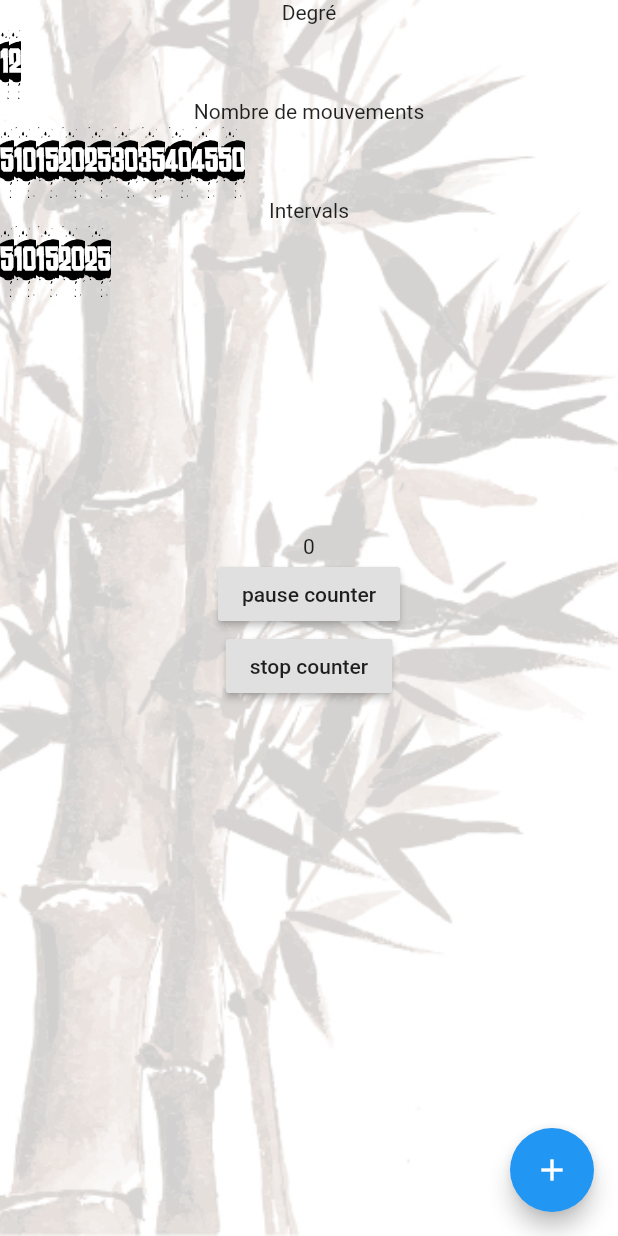
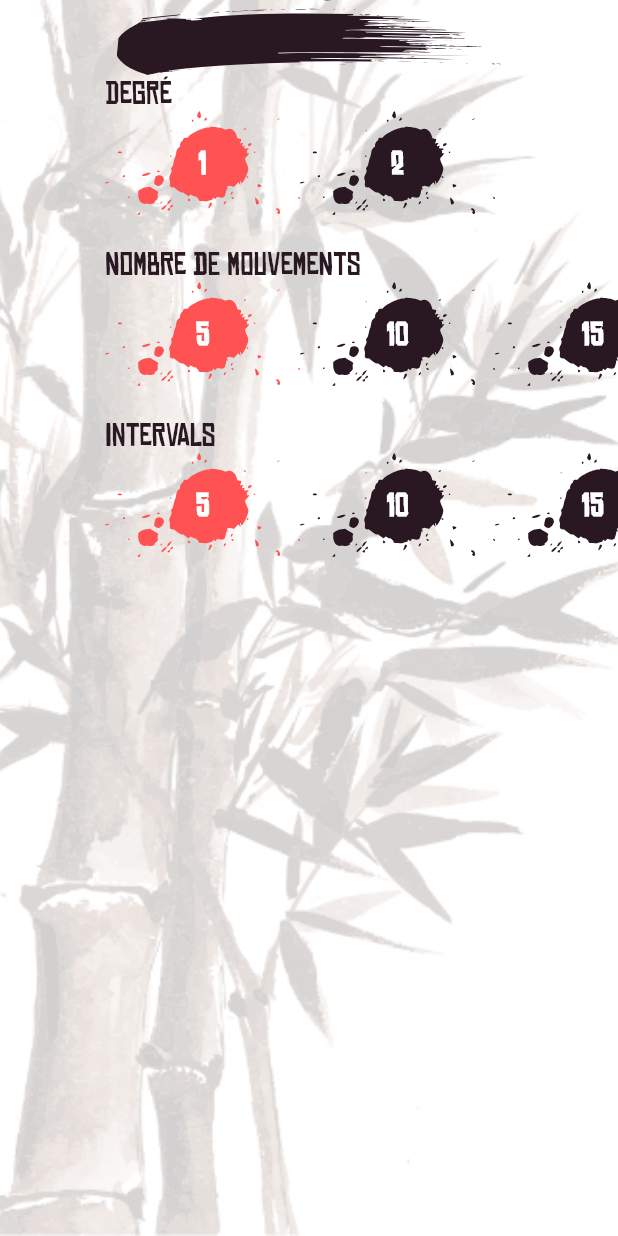
Before and after one commit to HYannick/PwtsApp, a Flutter app: the screen it shows after launch, on a phone screen of 412 x 824 dp. Run offline on Flutter 3.47's test engine with Material 2 defaults, Android fonts, the light colour scheme and no system bars; our stand-ins replace flutter_svg.

Commit message:
adding stuffs and removing stuffs

```diff
--- a/lib/main.dart
+++ b/lib/main.dart
@@ -14,23 +14,22 @@ class MyApp extends StatelessWidget {
       theme: ThemeData(
         primarySwatch: Colors.blue,
       ),
-      home: MyHomePage(title: 'Flutter Demo Home Page'),
+      home: MyHomePage(),
     );
   }
 }
 
 class MyHomePage extends StatefulWidget {
-  MyHomePage({Key key, this.title}) : super(key: key);
-
-  final String title;
-
+  MyHomePage({Key key}) : super(key: key);
   @override
   _MyHomePageState createState() => _MyHomePageState();
 }
 
 class _MyHomePageState extends State<MyHomePage> {
   int _counter = 0;
-
+  static Color mainBrown = Color.fromRGBO(41, 23, 34, 1.0);
+  TextStyle titleStyle =
+      TextStyle(color: mainBrown, fontSize: 20.0, fontFamily: 'CN Rocks');
   Map<String, dynamic> options = {
     "degrees": [1, 2],
     "nbStances": [5, 10, 15, 20, 25, 30, 35, 40, 45, 50],
@@ -58,6 +57,13 @@ class _MyHomePageState extends State<MyHomePage> {
     });
   }
 
+  void onSelectedItem(int index, List list) {
+    print('selectedIndex');
+    print(index);
+    print('list');
+    print(list);
+  }
+
   @override
   Widget build(BuildContext context) {
     return Scaffold(
@@ -70,60 +76,114 @@ class _MyHomePageState extends State<MyHomePage> {
           )),
           SafeArea(
             child: Column(
+              crossAxisAlignment: CrossAxisAlignment.start,
               children: <Widget>[
-                Text('Degré'),
-                _buildLists(list: options['degrees']),
-                Text('Nombre de mouvements'),
-                _buildLists(list: options['nbStances']),
-                Text('Intervals'),
-                _buildLists(list: options['nbIntervals']),
-              ],
+                SvgPicture.asset(
+                  'assets/brush_trace.svg',
+                  color: mainBrown,
+                  width: MediaQuery.of(context).size.width,
+                  height: 50.0,
                 ),
+                OptionsList(
+                  list: options['degrees'],
+                  title: 'Degré',
+                  onSelectedItem: onSelectedItem,
                 ),
-          Center(
-            child: Column(
-              mainAxisAlignment: MainAxisAlignment.center,
-              children: <Widget>[
-                Text('$_counter'),
-                RaisedButton(
-                    child: Text('pause counter'), onPressed: _pauseCounter),
-                RaisedButton(
-                    child: Text('stop counter'), onPressed: _stopCounter)
+                SizedBox(
+                  height: 20.0,
+                ),
+                OptionsList(
+                  list: options['nbStances'],
+                  title: 'Nombre de '
+                      'mouvements',
+                  onSelectedItem: onSelectedItem,
+                ),
+                SizedBox(
+                  height: 20.0,
+                ),
+                OptionsList(
+                  list: options['nbIntervals'],
+                  title: 'Intervals',
+                  onSelectedItem: onSelectedItem,
+                ),
               ],
             ),
           ),
         ],
       ),
-      floatingActionButton: FloatingActionButton(
-        onPressed: (timer != null && timer.isActive) ? null : _incrementCounter,
-        tooltip: 'Increment',
-        child: Icon(Icons.add),
-      ),
     );
   }
+}
 
-  Container _buildLists({List list}) {
-    return Container(
-        height: 50.0,
+class OptionsList extends StatefulWidget {
+  static Color mainBrown = Color.fromRGBO(41, 23, 34, 1.0);
+  final String title;
+  final List list;
+  final Function onSelectedItem;
+  OptionsList({this.title, this.list, @required this.onSelectedItem});
+
+  @override
+  OptionsListState createState() {
+    return new OptionsListState();
+  }
+}
+
+class OptionsListState extends State<OptionsList> {
+  int _selectedItem = 0;
+
+  TextStyle titleStyle = TextStyle(
+      color: OptionsList.mainBrown, fontSize: 20.0, fontFamily: 'CN Rocks');
+
+  @override
+  Widget build(BuildContext context) {
+    return Column(
+      crossAxisAlignment: CrossAxisAlignment.start,
+      children: <Widget>[
+        Container(
+          margin: EdgeInsets.only(left: 70.0),
+          child: Text(
+            widget.title,
+            style: titleStyle,
+          ),
+        ),
+        Container(
+            height: 70.0,
             child: ListView.builder(
                 scrollDirection: Axis.horizontal,
-            itemCount: list.length,
-            itemBuilder: (BuildContext context, int index) =>
-                Stack(children: <Widget>[
+                itemCount: widget.list.length,
+                physics: BouncingScrollPhysics(),
+                itemBuilder: (BuildContext context, int index) {
+                  return GestureDetector(
+                    onTap: () {
+                      setState(() {
+                        _selectedItem = index;
+                      });
+                      widget.onSelectedItem(_selectedItem, widget.list);
+                    },
+                    child: Container(
+                        width: 130.0,
+                        height: 130.0,
+                        margin: EdgeInsets.only(left: index == 0 ? 70.0 : 0.0),
+                        child: Stack(children: <Widget>[
                           Positioned.fill(
                               child: SvgPicture.asset(
                             'assets/splash_brush.svg',
-                    width: 150.0,
-                    height: 150.0,
                             fit: BoxFit.cover,
+                            color: _selectedItem == index
+                                ? Colors.redAccent
+                                : OptionsList.mainBrown,
                           )),
                           Center(
-                      child: Text('${list[index]}',
+                              child: Text('${widget.list[index]}',
                                   style: TextStyle(
                                       color: Colors.white,
                                       fontSize: 20.0,
                                       fontFamily: 'CN Rocks',
                                       fontWeight: FontWeight.bold)))
-                ])));
+                        ])),
+                  );
+                })),
+      ],
+    );
   }
 }
```
Lines whose indentation alone changed are shown as unchanged.
